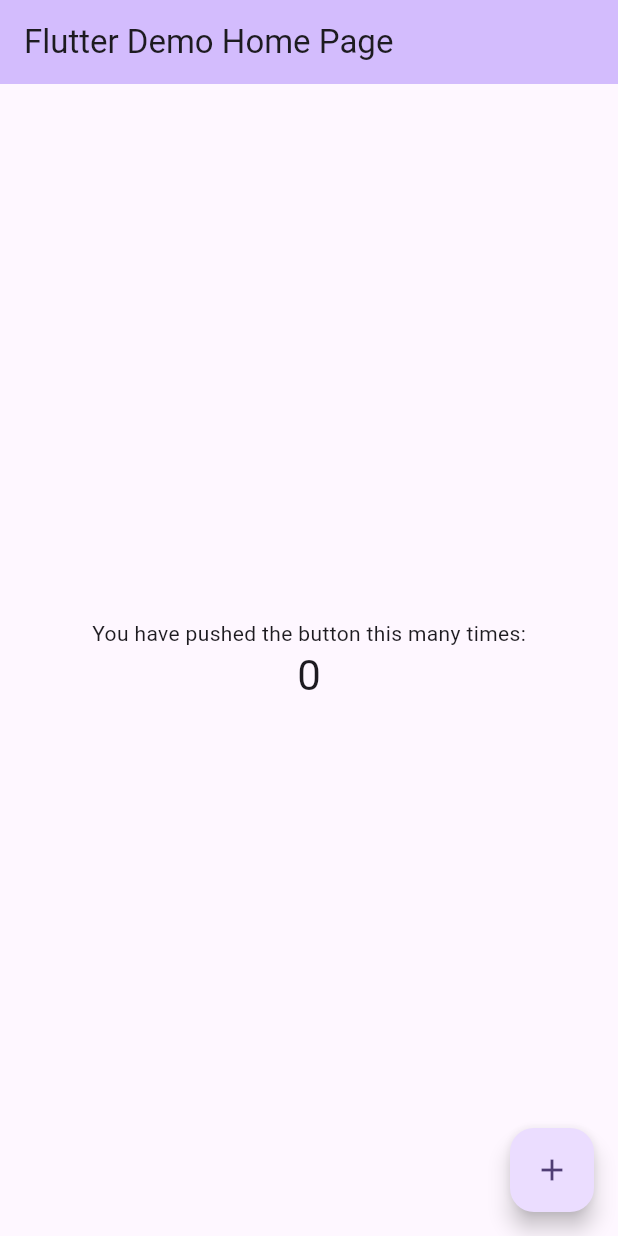
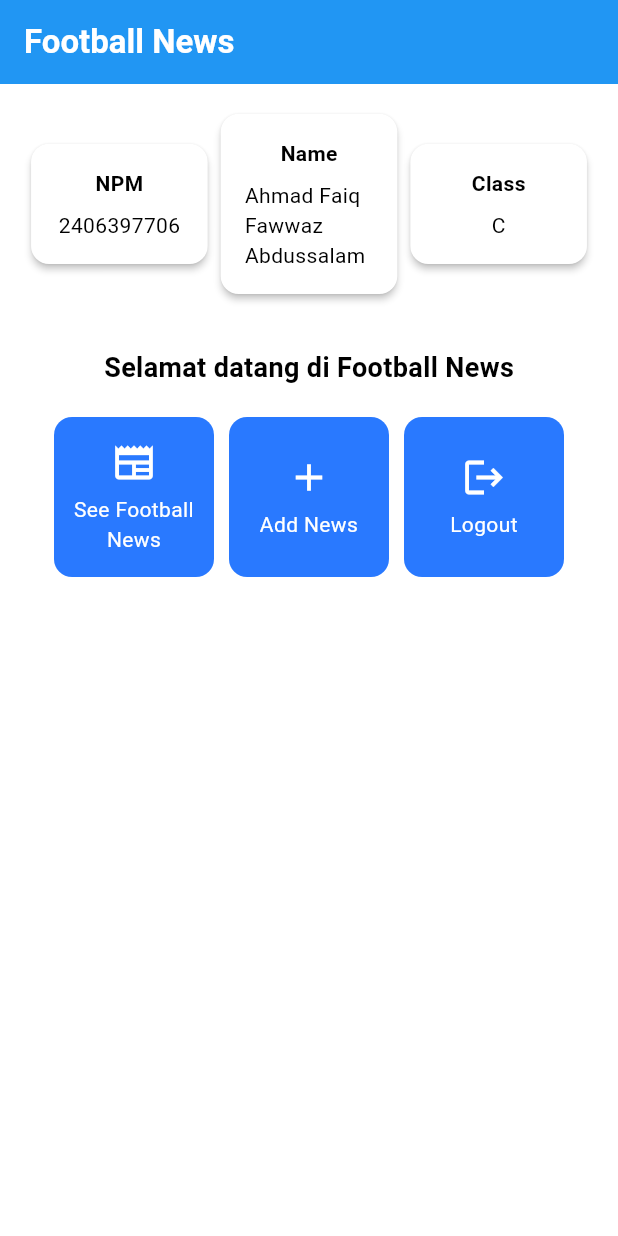
Before and after one commit to faiqfwwz/football-news-mobile, a Flutter app: the screen it shows after launch, on a phone screen of 412 x 824 dp. Run offline on Flutter 3.47's test engine with Material 3 defaults, Android fonts, the phone set to English and light mode, and no system bars.

Commit message:
Revisi dikit

```diff
--- a/lib/main.dart
+++ b/lib/main.dart
@@ -1,4 +1,5 @@
 import 'package:flutter/material.dart';
+import 'package:football_news/menu.dart';
 
 void main() {
   runApp(const MyApp());
@@ -28,95 +29,9 @@ class MyApp extends StatelessWidget {
         //
         // This works for code too, not just values: Most code changes can be
         // tested with just a hot reload.
-        colorScheme: ColorScheme.fromSeed(seedColor: Colors.deepPurple),
+         colorScheme: ColorScheme.fromSwatch(primarySwatch: Colors.blue).copyWith(secondary: Colors.blueAccent[400]),
       ),
-      home: const MyHomePage(title: 'Flutter Demo Home Page'),
+      home: MyHomePage(),
     );
   }
 }
-
-class MyHomePage extends StatefulWidget {
-  const MyHomePage({super.key, required this.title});
-
-  // This widget is the home page of your application. It is stateful, meaning
-  // that it has a State object (defined below) that contains fields that affect
-  // how it looks.
-
-  // This class is the configuration for the state. It holds the values (in this
-  // case the title) provided by the parent (in this case the App widget) and
-  // used by the build method of the State. Fields in a Widget subclass are
-  // always marked "final".
-
-  final String title;
-
-  @override
-  State<MyHomePage> createState() => _MyHomePageState();
-}
-
-class _MyHomePageState extends State<MyHomePage> {
-  int _counter = 0;
-
-  void _incrementCounter() {
-    setState(() {
-      // This call to setState tells the Flutter framework that something has
-      // changed in this State, which causes it to rerun the build method below
-      // so that the display can reflect the updated values. If we changed
-      // _counter without calling setState(), then the build method would not be
-      // called again, and so nothing would appear to happen.
-      _counter++;
-    });
-  }
-
-  @override
-  Widget build(BuildContext context) {
-    // This method is rerun every time setState is called, for instance as done
-    // by the _incrementCounter method above.
-    //
-    // The Flutter framework has been optimized to make rerunning build methods
-    // fast, so that you can just rebuild anything that needs updating rather
-    // than having to individually change instances of widgets.
-    return Scaffold(
-      appBar: AppBar(
-        // TRY THIS: Try changing the color here to a specific color (to
-        // Colors.amber, perhaps?) and trigger a hot reload to see the AppBar
-        // change color while the other colors stay the same.
-        backgroundColor: Theme.of(context).colorScheme.inversePrimary,
-        // Here we take the value from the MyHomePage object that was created by
-        // the App.build method, and use it to set our appbar title.
-        title: Text(widget.title),
-      ),
-      body: Center(
-        // Center is a layout widget. It takes a single child and positions it
-        // in the middle of the parent.
-        child: Column(
-          // Column is also a layout widget. It takes a list of children and
-          // arranges them vertically. By default, it sizes itself to fit its
-          // children horizontally, and tries to be as tall as its parent.
-          //
-          // Column has various properties to control how it sizes itself and
-          // how it positions its children. Here we use mainAxisAlignment to
-          // center the children vertically; the main axis here is the vertical
-          // axis because Columns are vertical (the cross axis would be
-          // horizontal).
-          //
-          // TRY THIS: Invoke "debug painting" (choose the "Toggle Debug Paint"
-          // action in the IDE, or press "p" in the console), to see the
-          // wireframe for each widget.
-          mainAxisAlignment: MainAxisAlignment.center,
-          children: <Widget>[
-            const Text('You have pushed the button this many times:'),
-            Text(
-              '$_counter',
-              style: Theme.of(context).textTheme.headlineMedium,
-            ),
-          ],
-        ),
-      ),
-      floatingActionButton: FloatingActionButton(
-        onPressed: _incrementCounter,
-        tooltip: 'Increment',
-        child: const Icon(Icons.add),
-      ), // This trailing comma makes auto-formatting nicer for build methods.
-    );
-  }
-}
--- /dev/null
+++ b/lib/menu.dart
@@ -0,0 +1,182 @@
+import 'package:flutter/material.dart';
+
+class MyHomePage extends StatelessWidget {
+  MyHomePage({
+    super.key
+  }); //sudah ada pada code sebelumnya
+
+  final String nama = "Ahmad Faiq Fawwaz Abdussalam"; //nama
+  final String npm = "2406397706"; //npm
+  final String kelas = "C"; //kelas
+
+  final List<ItemHomepage> items = [
+    ItemHomepage("See Football News", Icons.newspaper),
+    ItemHomepage("Add News", Icons.add),
+    ItemHomepage("Logout", Icons.logout),
+  ];
+
+  @override
+  Widget build(BuildContext context) {
+    // Scaffold menyediakan struktur dasar halaman dengan AppBar dan body.
+    return Scaffold(
+      // AppBar adalah bagian atas halaman yang menampilkan judul.
+      appBar: AppBar(
+        // Judul aplikasi "Football News" dengan teks putih dan tebal.
+        title: const Text(
+          'Football News',
+          style: TextStyle(color: Colors.white, fontWeight: FontWeight.bold),
+        ),
+        // Warna latar belakang AppBar diambil dari skema warna tema aplikasi.
+        backgroundColor: Theme.of(context).colorScheme.primary,
+      ),
+      // Body halaman dengan padding di sekelilingnya.
+      body: Padding(
+        padding: const EdgeInsets.all(16.0),
+        // Menyusun widget secara vertikal dalam sebuah kolom.
+        child: Column(
+          crossAxisAlignment: CrossAxisAlignment.center,
+          children: [
+            // Row untuk menampilkan 3 InfoCard secara horizontal.
+            Row(
+              mainAxisAlignment: MainAxisAlignment.spaceEvenly,
+              children: [
+                InfoCard(title: 'NPM', content: npm),
+                InfoCard(title: 'Name', content: nama),
+                InfoCard(title: 'Class', content: kelas),
+              ],
+            ),
+
+            // Memberikan jarak vertikal 16 unit.
+            const SizedBox(height: 16.0),
+
+            // Menempatkan widget berikutnya di tengah halaman.
+            Center(
+              child: Column(
+                // Menyusun teks dan grid item secara vertikal.
+                children: [
+                  // Menampilkan teks sambutan dengan gaya tebal dan ukuran 18.
+                  const Padding(
+                    padding: EdgeInsets.only(top: 16.0),
+                    child: Text(
+                      'Selamat datang di Football News',
+                      style: TextStyle(
+                        fontWeight: FontWeight.bold,
+                        fontSize: 18.0,
+                      ),
+                    ),
+                  ),
+
+                  // Grid untuk menampilkan ItemCard dalam bentuk grid 3 kolom.
+                  GridView.count(
+                    primary: true,
+                    padding: const EdgeInsets.all(20),
+                    crossAxisSpacing: 10,
+                    mainAxisSpacing: 10,
+                    crossAxisCount: 3,
+                    // Agar grid menyesuaikan tinggi kontennya.
+                    shrinkWrap: true,
+
+                    // Menampilkan ItemCard untuk setiap item dalam list items.
+                    children: items.map((ItemHomepage item) {
+                      return ItemCard(item);
+                    }).toList(),
+                  ),
+                ],
+              ),
+            ),
+          ],
+        ),
+      ),
+    );
+  }
+}
+
+class InfoCard extends StatelessWidget {
+  // Kartu informasi yang menampilkan title dan content.
+
+  final String title; // Judul kartu.
+  final String content; // Isi kartu.
+
+  const InfoCard({super.key, required this.title, required this.content});
+
+  @override
+  Widget build(BuildContext context) {
+    return Card(
+      // Membuat kotak kartu dengan bayangan dibawahnya.
+      elevation: 2.0,
+      child: Container(
+        // Mengatur ukuran dan jarak di dalam kartu.
+        width:
+            MediaQuery.of(context).size.width /
+            3.5, // menyesuaikan dengan lebar device yang digunakan.
+        padding: const EdgeInsets.all(16.0),
+        // Menyusun title dan content secara vertikal.
+        child: Column(
+          children: [
+            Text(title, style: const TextStyle(fontWeight: FontWeight.bold)),
+            const SizedBox(height: 8.0),
+            Text(content),
+          ],
+        ),
+      ),
+    );
+  }
+}
+
+class ItemHomepage {
+  final String name;
+  final IconData icon;
+
+  ItemHomepage(this.name, this.icon);
+}
+
+class ItemCard extends StatelessWidget {
+  // Menampilkan kartu dengan ikon dan nama.
+
+  final ItemHomepage item;
+
+  const ItemCard(this.item, {super.key});
+
+  @override
+  Widget build(BuildContext context) {
+    return Material(
+      // Menentukan warna latar belakang dari tema aplikasi.
+      color: Theme.of(context).colorScheme.secondary,
+      // Membuat sudut kartu melengkung.
+      borderRadius: BorderRadius.circular(12),
+
+      child: InkWell(
+        // Aksi ketika kartu ditekan.
+        onTap: () {
+          // Menampilkan pesan SnackBar saat kartu ditekan.
+          ScaffoldMessenger.of(context)
+            ..hideCurrentSnackBar()
+            ..showSnackBar(
+              SnackBar(
+                content: Text("Kamu telah menekan tombol ${item.name}!"),
+              ),
+            );
+        },
+        // Container untuk menyimpan Icon dan Text
+        child: Container(
+          padding: const EdgeInsets.all(8),
+          child: Center(
+            child: Column(
+              // Menyusun ikon dan teks di tengah kartu.
+              mainAxisAlignment: MainAxisAlignment.center,
+              children: [
+                Icon(item.icon, color: Colors.white, size: 30.0),
+                const Padding(padding: EdgeInsets.all(3)),
+                Text(
+                  item.name,
+                  textAlign: TextAlign.center,
+                  style: const TextStyle(color: Colors.white),
+                ),
+              ],
+            ),
+          ),
+        ),
+      ),
+    );
+  }
+}
```
